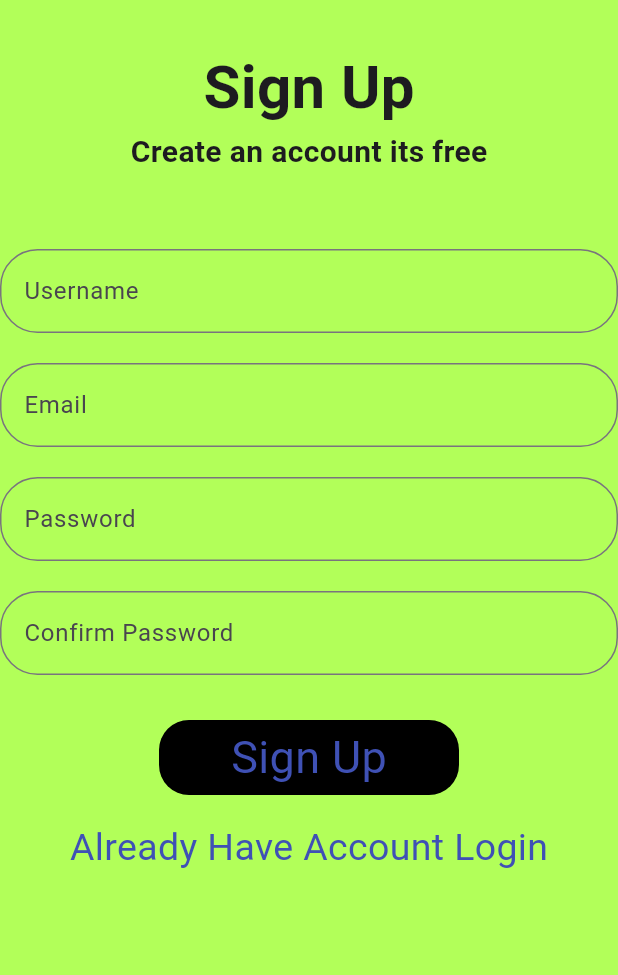
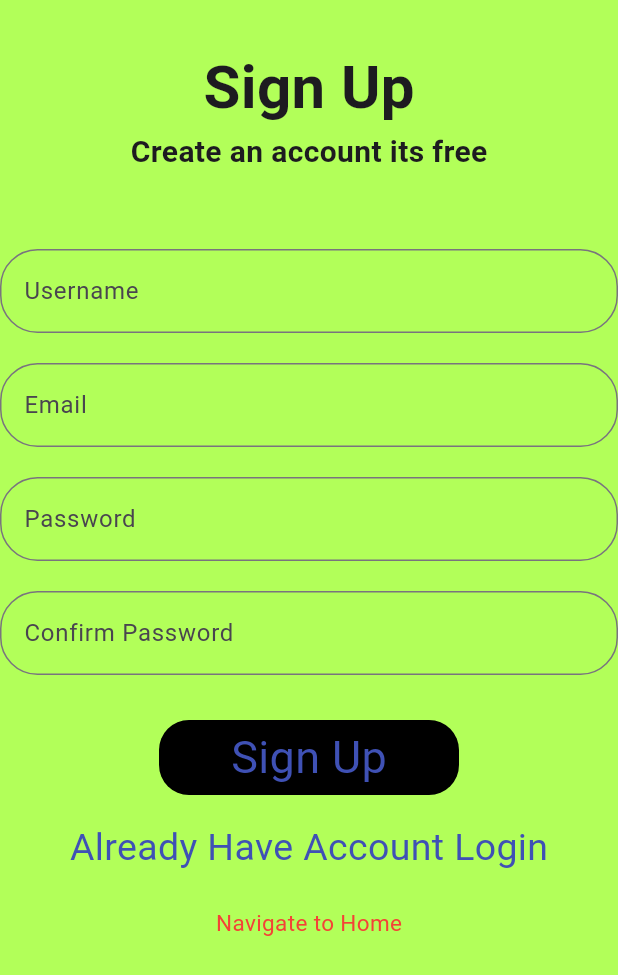
Before and after one commit to KiranCherote9745/Firebase_login_app, a Flutter app: the Sign screen opened directly, on a phone screen of 412 x 824 dp. Shown: the top 975 px of the screen. Run offline on Flutter 3.47's test engine with Material 3 defaults, Android fonts, the light colour scheme and no system bars; network calls fail.

Commit message:
commit
commit

```diff
--- a/lib/signup.dart
+++ b/lib/signup.dart
@@ -1,6 +1,7 @@
 import 'package:flutter/cupertino.dart';
 import 'package:flutter/material.dart';
 import 'package:flutter/widgets.dart';
+import 'welcome.dart';
 import 'login.dart';
 
 class Sign extends StatefulWidget {
@@ -131,6 +132,31 @@ class _SignState extends State<Sign> {
               ),
             ),
 
+            GestureDetector(
+              onTap: () {
+                Navigator.push(
+                  context,
+                  MaterialPageRoute(builder: (context) => const Wel()),
+                );
+              },
+              child: Container(
+                height: 50,
+                width: 500,
+                decoration: BoxDecoration(
+                  borderRadius: BorderRadius.circular(20),
+                  color: Colors.lightGreenAccent,
+                ),
+                child: Center(
+                  child: Text('Navigate to Home',
+                    style: TextStyle(
+                      color: Colors.red,
+                      fontSize: 15,
+                    ),
+                  ),
+                ),
+              ),
+            ),
+
           ],
         ),
       ),
```
Also changed, not shown: lib/welcome.dart (+8 -1 lines).
